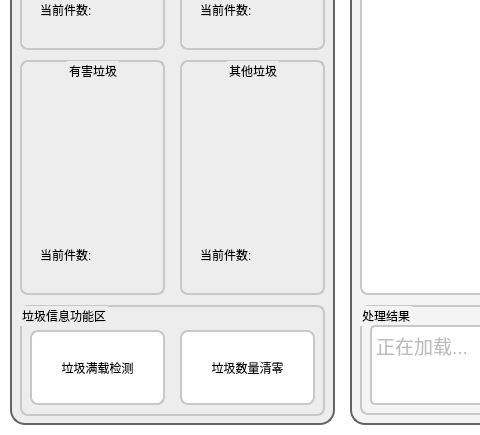
Above: Software/QtUI/mainwindow.ui from h13-0/Garbage-Classification before the change; both pictures show x 0 to 480 and y 215 to 650 of the 1280 by 650 pixel window. Below: the same form after it.
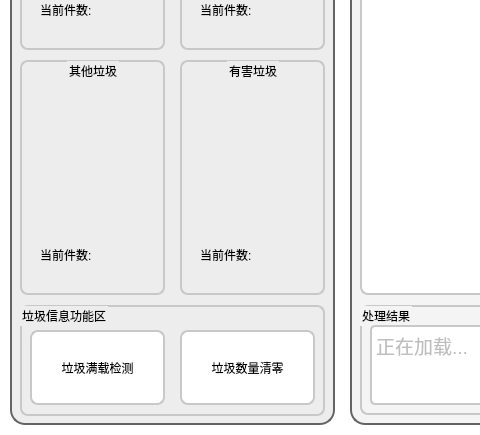
That is the form after the change. Icons and pictures are not drawn.

Diff of the .ui file:
```diff
--- a/Software/QtUI/mainwindow.ui
+++ b/Software/QtUI/mainwindow.ui
@@ -212,7 +212,7 @@
     <widget class="QGroupBox" name="groupBox_5">
      <property name="geometry">
       <rect>
-       <x>10</x>
+       <x>170</x>
        <y>265</y>
        <width>145</width>
        <height>235</height>
@@ -270,7 +270,7 @@
     <widget class="QGroupBox" name="groupBox_6">
      <property name="geometry">
       <rect>
-       <x>170</x>
+       <x>10</x>
        <y>265</y>
        <width>145</width>
        <height>235</height>
```
